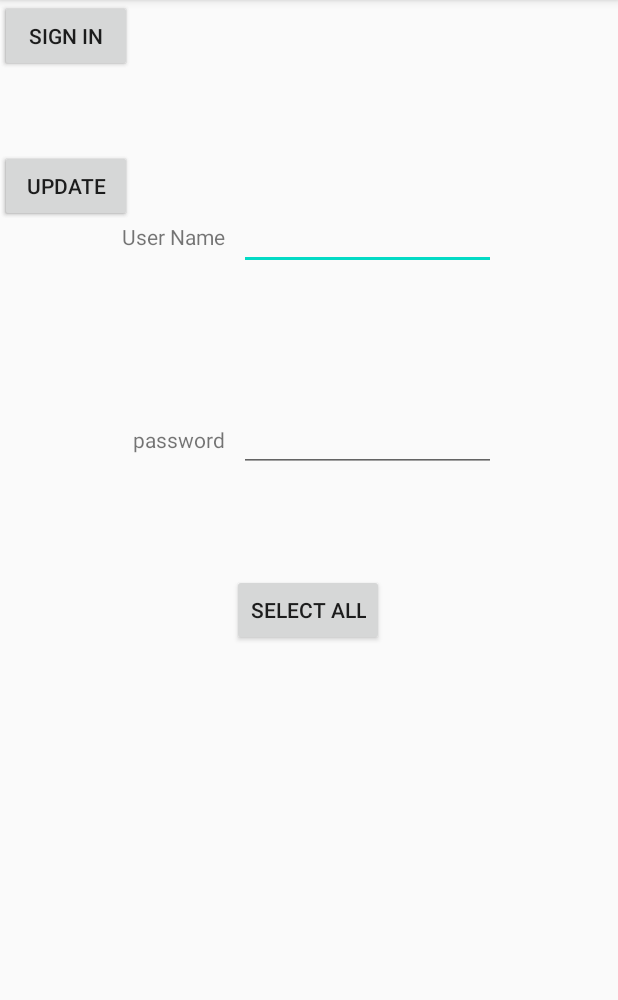
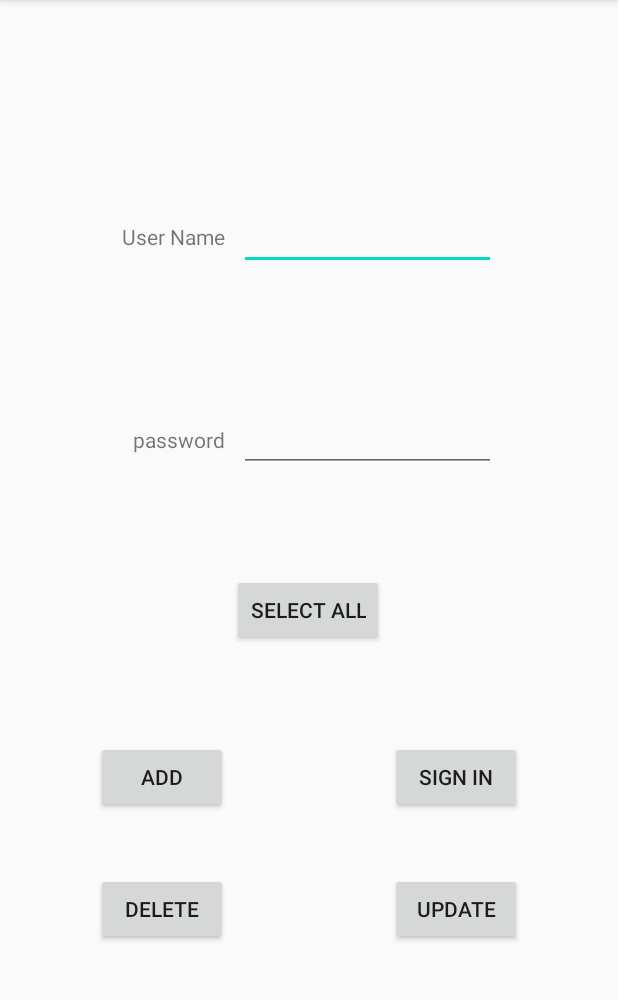
Before and after one commit to sachinthazoysa/SQLite-basics, an Android app: the screen it shows after launch (MainActivity), after a tap on an icon or button, on a phone screen of 412 x 824 dp, the part 84-1084 px from its top. Run offline under Robolectric (Android 15) with nearby library versions, the phone set to English and light mode, and no system bars.

Commit message:
add and select all methods working now

```diff
--- a/app/src/main/java/com/example/labsheet5/MainActivity.java
+++ b/app/src/main/java/com/example/labsheet5/MainActivity.java
@@ -3,18 +3,28 @@ package com.example.labsheet5;
 import androidx.appcompat.app.AppCompatActivity;
 
 import android.os.Bundle;
+import android.text.TextUtils;
+import android.util.Log;
 import android.view.View;
 import android.widget.Button;
 import android.widget.EditText;
+import android.widget.Toast;
+
+import com.example.labsheet5.Database.DBHandler;
+
+import java.util.List;
 
 public class MainActivity extends AppCompatActivity {
     EditText name, password;
     Button selectAll, add, delete, update, signin;
+    DBHandler mDatabaseHelper;
+    private static final String TAG = ".MainActivity" ;
+
     @Override
     protected void onCreate(Bundle savedInstanceState) {
         super.onCreate(savedInstanceState);
         setContentView(R.layout.activity_main);
-
+        mDatabaseHelper= new DBHandler(this);
         name = findViewById(R.id.editText);
         password = findViewById(R.id.editText2);
         selectAll = findViewById(R.id.selectAllBtn);
@@ -23,11 +33,46 @@ public class MainActivity extends AppCompatActivity {
         update = findViewById(R.id.updateBtn);
         signin = findViewById(R.id.signinBtn);
 
+
+        add.setOnClickListener(new View.OnClickListener() {
+            @Override
+            public void onClick(View v) {
+                String userNameInput = name.getText().toString();
+                String passwordInput = password.getText().toString();
+
+                if(!TextUtils.isEmpty(userNameInput) && !TextUtils.isEmpty(passwordInput)){
+                    boolean insertion = mDatabaseHelper.addInfo(userNameInput, passwordInput);
+                    if(insertion){
+                        Toast.makeText(getApplicationContext(),"New user added to the database successfully",Toast.LENGTH_SHORT).show();
+                        name.setText("");
+                        password.setText("");
+                    }else{
+                        Toast.makeText(getApplicationContext(),"Error",Toast.LENGTH_SHORT).show();
+                    }
+                }else{
+                    Toast.makeText(getApplicationContext(),"All fields are required",Toast.LENGTH_SHORT).show();
+                }
+            }
+        });
+
+
         selectAll.setOnClickListener(new View.OnClickListener() {
             @Override
             public void onClick(View v) {
+                List listUserName = mDatabaseHelper.readAllInfo();
 
+                if(!listUserName.isEmpty()){
+                    Toast.makeText(getApplicationContext(),"Users are printing as a log message", Toast.LENGTH_SHORT).show();
+                    for(int i=0;i<listUserName.size();i++){
+                        Log.d(TAG, "UserName: " +listUserName.get(i).toString());
+                    }
+                }else{
+                    Toast.makeText(getApplicationContext(),"No users in the database", Toast.LENGTH_SHORT).show();
+                }
             }
         });
+
+
+
     }
 }
--- a/app/src/main/res/layout/activity_main.xml
+++ b/app/src/main/res/layout/activity_main.xml
@@ -72,25 +72,28 @@
         android:id="@+id/signinBtn"
         android:layout_width="wrap_content"
         android:layout_height="wrap_content"
+        android:layout_marginTop="63dp"
         android:text="Sign in"
         app:layout_constraintEnd_toEndOf="@+id/updateBtn"
         app:layout_constraintStart_toStartOf="@+id/updateBtn"
-        tools:layout_editor_absoluteY="494dp" />
+        app:layout_constraintTop_toBottomOf="@+id/selectAllBtn" />
 
     <Button
         android:id="@+id/deleteBtn"
         android:layout_width="wrap_content"
         android:layout_height="wrap_content"
-        android:layout_marginTop="52dp"
+        android:layout_marginStart="64dp"
+        android:layout_marginTop="40dp"
         android:text="Delete"
-        app:layout_constraintTop_toBottomOf="@+id/addBtn"
-        tools:layout_editor_absoluteX="64dp" />
+        app:layout_constraintStart_toStartOf="parent"
+        app:layout_constraintTop_toBottomOf="@+id/addBtn" />
 
     <Button
         android:id="@+id/updateBtn"
         android:layout_width="wrap_content"
         android:layout_height="wrap_content"
+        android:layout_marginEnd="64dp"
         android:text="Update"
         app:layout_constraintBaseline_toBaselineOf="@+id/deleteBtn"
-        tools:layout_editor_absoluteX="263dp" />
+        app:layout_constraintEnd_toEndOf="parent" />
 </androidx.constraintlayout.widget.ConstraintLayout>
```
Also changed, not shown: app/src/main/java/com/example/labsheet5/Database/DBHandler.java (+9 -3 lines).
